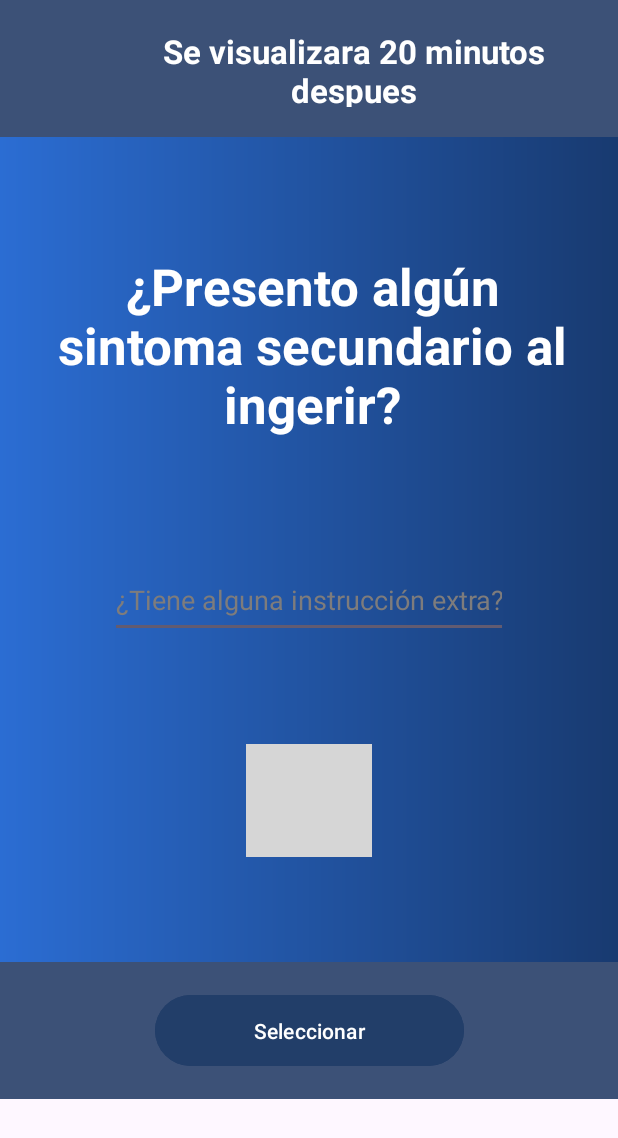
After one commit to Alexis-Prz21/MediReminder, an Android app: the sintomaSecundario screen opened directly, with no data from a screen before it, on a phone screen of 412 x 824 dp. The commit adds this screen. Shown: the top 1138 px of the screen. Run offline under Robolectric (Android 15) with nearby library versions, the phone set to English and light mode, and no system bars; grey boxes are pictures that could not be loaded.

Commit message:
Se agrega las siguientes vistas: instrucciones del medicamento, presentación del medicamento, representación visual de la alarma visual, representación visual de la alerta de sintoma secundario

```diff
--- a/app/src/main/AndroidManifest.xml
+++ b/app/src/main/AndroidManifest.xml
@@ -12,6 +12,18 @@
         android:supportsRtl="true"
         android:theme="@style/Theme.ProyectoPDM2024GT2Grupo1Tema"
         tools:targetApi="31">
+        <activity
+            android:name=".sintomaSecundario"
+            android:exported="false" />
+        <activity
+            android:name=".alarmaVisual"
+            android:exported="false" />
+        <activity
+            android:name=".presentacionRecordatorio"
+            android:exported="false" />
+        <activity
+            android:name=".instrucciones"
+            android:exported="false" />
         <activity
             android:name=".hora_dosis"
             android:exported="false" />
--- /dev/null
+++ b/app/src/main/java/com/example/proyectopdm2024_gt2_grupo1_tema/sintomaSecundario.kt
@@ -0,0 +1,16 @@
+package com.example.proyectopdm2024_gt2_grupo1_tema
+
+import android.os.Bundle
+import androidx.activity.enableEdgeToEdge
+import androidx.appcompat.app.AppCompatActivity
+import androidx.core.view.ViewCompat
+import androidx.core.view.WindowInsetsCompat
+
+class sintomaSecundario : AppCompatActivity() {
+    override fun onCreate(savedInstanceState: Bundle?) {
+        super.onCreate(savedInstanceState)
+        enableEdgeToEdge()
+        setContentView(R.layout.activity_sintoma_secundario)
+
+    }
+}
--- /dev/null
+++ b/app/src/main/res/layout/activity_sintoma_secundario.xml
@@ -0,0 +1,124 @@
+<?xml version="1.0" encoding="utf-8"?>
+<LinearLayout xmlns:android="http://schemas.android.com/apk/res/android"
+    xmlns:app="http://schemas.android.com/apk/res-auto"
+    xmlns:tools="http://schemas.android.com/tools"
+    android:layout_width="match_parent"
+    android:layout_height="match_parent"
+    android:orientation="vertical"
+    tools:context=".sintomaSecundario">
+
+    <androidx.constraintlayout.widget.ConstraintLayout
+        android:layout_width="match_parent"
+        android:layout_height="91dp"
+        android:background="#3c5177">
+
+        <!--Agregar el icono, al momento de agregarlo como las veces anteriores, no encuentra -->
+
+        <TextView
+            android:id="@+id/textView"
+            android:layout_width="295dp"
+            android:layout_height="52dp"
+            android:text="@string/sintomas"
+            android:textAlignment="center"
+            android:textColor="@color/white"
+            android:textSize="22sp"
+            android:textStyle="bold"
+            app:layout_constraintBottom_toBottomOf="parent"
+            app:layout_constraintEnd_toEndOf="parent"
+            app:layout_constraintHorizontal_bias="0.758"
+            app:layout_constraintStart_toStartOf="parent"
+            app:layout_constraintTop_toTopOf="parent"
+            app:layout_constraintVertical_bias="0.487"
+            tools:ignore="TextSizeCheck" />
+
+        <ImageButton
+            android:id="@+id/imageButton5"
+            android:layout_width="62dp"
+            android:layout_height="58dp"
+            android:background="?attr/selectableItemBackgroundBorderless"
+            android:contentDescription="@string/btnBack"
+            app:layout_constraintBottom_toBottomOf="parent"
+            app:layout_constraintEnd_toEndOf="parent"
+            app:layout_constraintHorizontal_bias="0.045"
+            app:layout_constraintStart_toStartOf="parent"
+            app:layout_constraintTop_toTopOf="parent"
+            app:layout_constraintVertical_bias="0.515"
+            tools:src="@mipmap/BtnBack" />
+
+
+    </androidx.constraintlayout.widget.ConstraintLayout>
+
+    <androidx.constraintlayout.widget.ConstraintLayout
+        android:layout_width="match_parent"
+        android:layout_height="550dp"
+        android:background="@drawable/degradado">
+
+        <!-- Opciones de instrucciones -->
+
+        <!-- Texto para instrucciones extra -->
+
+        <EditText
+            android:id="@+id/editTextText2"
+            android:layout_width="265dp"
+            android:layout_height="50dp"
+            android:layout_marginBottom="200dp"
+            android:ems="10"
+            android:inputType="text"
+            android:text="@string/instruccion_extra"
+            android:textColor="#7E7C7C"
+            app:layout_constraintBottom_toBottomOf="parent"
+            app:layout_constraintEnd_toEndOf="parent"
+            app:layout_constraintStart_toStartOf="parent"
+            app:layout_constraintTop_toBottomOf="@+id/btn_antes_de_comer"
+            app:layout_constraintVertical_bias="0.809" />
+
+        <TextView
+            android:id="@+id/btn_antes_de_comer"
+            android:layout_width="407dp"
+            android:layout_height="155dp"
+            android:background="?attr/selectableItemBackground"
+            android:gravity="center"
+            android:padding="16dp"
+            android:text="@string/presento_sintoma"
+            android:textColor="@android:color/white"
+
+            android:textSize="34sp"
+            android:textStyle="bold"
+            app:layout_constraintBottom_toBottomOf="parent"
+            app:layout_constraintEnd_toEndOf="parent"
+            app:layout_constraintHorizontal_bias="1.0"
+            app:layout_constraintStart_toStartOf="parent"
+            app:layout_constraintTop_toTopOf="parent"
+            app:layout_constraintVertical_bias="0.154" />
+
+        <ImageView
+            android:id="@+id/imageView3"
+            android:layout_width="84dp"
+            android:layout_height="75dp"
+            android:contentDescription="@string/alarma_vibrante"
+            app:layout_constraintBottom_toBottomOf="parent"
+            app:layout_constraintEnd_toEndOf="parent"
+            app:layout_constraintStart_toStartOf="parent"
+            app:layout_constraintTop_toBottomOf="@+id/editTextText2"
+            app:srcCompat="@mipmap/btnaprobado" />
+
+    </androidx.constraintlayout.widget.ConstraintLayout>
+
+    <androidx.constraintlayout.widget.ConstraintLayout
+        android:layout_width="match_parent"
+        android:layout_height="91dp"
+        android:background="#3c5177">
+
+        <Button
+            android:id="@+id/btnTime"
+            android:layout_width="206dp"
+            android:layout_height="55dp"
+            android:backgroundTint="#223E69"
+            android:text="@string/seleccionar"
+            app:layout_constraintBottom_toBottomOf="parent"
+            app:layout_constraintEnd_toEndOf="parent"
+            app:layout_constraintStart_toStartOf="parent"
+            app:layout_constraintTop_toTopOf="parent" />
+    </androidx.constraintlayout.widget.ConstraintLayout>
+
+</LinearLayout>
--- a/app/src/main/res/values/strings.xml
+++ b/app/src/main/res/values/strings.xml
@@ -1,8 +1,37 @@
 <resources>
     <string name="app_name">ProyectoPDM2024-GT2-Grupo1-Tema</string>
     <string name="tercera_dosis">Seleccione la hora de la tercera dosis</string>
+
+    <!--Para vista de seleccion de la hora de la dosis-->
     <string name="hora_dosis">Seleccione la hora de la dosis</string>
     <string name="btnBack">Boton de regreso</string>
     <string name="btnNext">Boton para la siguiente vista</string>
     <string name="seleccionar">Seleccionar</string>
+
+    <!--Para la vista de instrucciones del medicamento -->
+    <string name="instruccion">Instrucciones del medicamento</string>
+    <string name="antes_comer">Antes de comer</string>
+    <string name="durante_comida">Durante la comida</string>
+    <string name="despues_comer">Después de comer</string>
+    <string name="al_despertar">Al despertarse</string>
+    <string name="antes_dormir">Antes de dormir</string>
+    <string name="ninguno">Ninguno</string>
+    <string name="instruccion_extra">¿Tiene alguna instrucción extra?</string>
+
+    <!--Para la presentaci[on de recordatorios -->
+    <string name="presentar_recordatorio">Seleccione la manera de presentar el recordatorio</string>
+    <string name="alarma_visual">Alarma visual</string>
+    <string name="alarma_sonora">Alarma sonora</string>
+    <string name="alarma_vibrante">Alarma vibrante</string>
+    <string name="txtViewmedicamento">TextView</string>
+    <!--Para vista de alarma visual -->
+    <string name="vista_alarma_visual">Se visualizara de la siguiente manera</string>
+    <string name="ingerir_medicamento">Ingerir: </string>
+
+    <!--Txt de vista para ingresar sintomas secundarios-->
+    <string name="sintomas">Se visualizara 20 minutos despues</string>
+    <string name="presento_sintoma"> ¿Presento algún sintoma secundario al ingerir?</string>
+    <string name="editText_sintoma"> No presente ningún sintoma</string>
+    <string name="guardar"> Guardar </string>
+
 </resources>
```
